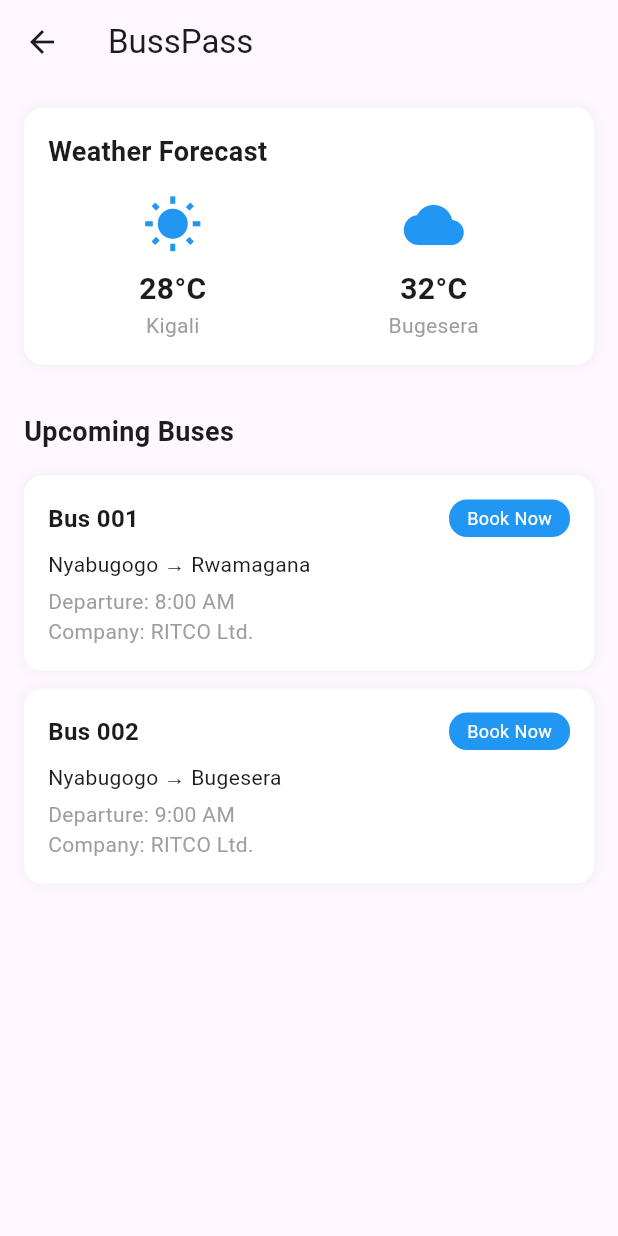
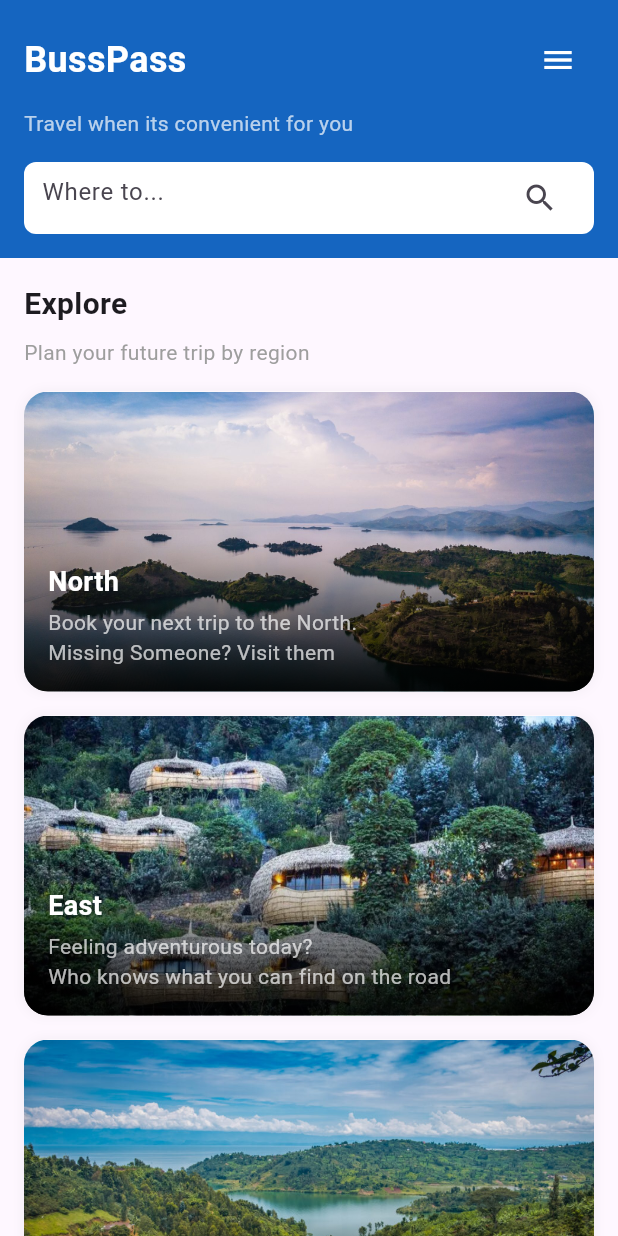
Before and after one commit to M-Pascal/BussPass_MobileApp_PLD_16, a Flutter app: the HomeScreen screen opened directly, on a phone screen of 412 x 824 dp. Run offline on Flutter 3.47's test engine with Material 3 defaults, Android fonts, the phone set to English and light mode, and no system bars; network calls fail.

Commit message:
last touches

```diff
--- a/busspass_app/lib/pages/home_screen.dart
+++ b/busspass_app/lib/pages/home_screen.dart
@@ -6,120 +6,117 @@ class HomeScreen extends StatelessWidget {
   @override
   Widget build(BuildContext context) {
     return Scaffold(
-      appBar: AppBar(
-        title: const Text('BussPass'),
-        elevation: 0,
-      ),
-      body: SingleChildScrollView(
+      body: SafeArea(
         child: Column(
-          crossAxisAlignment: CrossAxisAlignment.start,
           children: [
-            // Weather Section
+            // App Bar with Search
             Container(
               padding: const EdgeInsets.all(16),
-              margin: const EdgeInsets.all(16),
-              decoration: BoxDecoration(
-                color: Colors.white,
-                borderRadius: BorderRadius.circular(12),
-                boxShadow: [
-                  BoxShadow(
-                    color: Colors.grey.withOpacity(0.1),
-                    spreadRadius: 1,
-                    blurRadius: 5,
+              color: const Color(0xFF1565C0), // BussPass blue color
+              child: Column(
+                crossAxisAlignment: CrossAxisAlignment.start,
+                children: [
+                Row(
+                mainAxisAlignment: MainAxisAlignment.spaceBetween,
+                children: [
+                  const Text(
+                    'BussPass',
+                    style: TextStyle(
+                      color: Colors.white,
+                      fontSize: 24,
+                      fontWeight: FontWeight.bold,
+                    ),
+                  ),
+                  IconButton(
+                    icon: const Icon(Icons.menu, color: Colors.white),
+                    onPressed: () {},
                   ),
                 ],
               ),
-              child: Column(
-                crossAxisAlignment: CrossAxisAlignment.start,
-                children: [
-                  const Text(
-                    'Weather Forecast',
-                    style: TextStyle(
-                      fontSize: 18,
-                      fontWeight: FontWeight.bold,
-                    ),
-                  ),
-                  const SizedBox(height: 16),
-                  Row(
-                    mainAxisAlignment: MainAxisAlignment.spaceAround,
-                    children: [
-                      _buildWeatherItem('Kigali', '28°C', Icons.wb_sunny),
-                      _buildWeatherItem('Bugesera', '32°C', Icons.cloud),
-                    ],
-                  ),
-                ],
+              const SizedBox(height: 8),
+              const Text(
+                'Travel when its convenient for you',
+              style: TextStyle(
+              color: Colors.white70,
+                fontSize: 14,
               ),
             ),
-
-            // Upcoming Buses Section
-            Padding(
-              padding: const EdgeInsets.all(16),
-              child: Column(
-                crossAxisAlignment: CrossAxisAlignment.start,
-                children: [
-                  const Text(
-                    'Upcoming Buses',
-                    style: TextStyle(
-                      fontSize: 18,
-                      fontWeight: FontWeight.bold,
-                    ),
-                  ),
-                  const SizedBox(height: 16),
-                  _buildBusCard(
-                    'Bus 001',
-                    'Nyabugogo → Rwamagana',
-                    '8:00 AM',
-                    'RITCO Ltd.',
-                  ),
-                  const SizedBox(height: 12),
-                  _buildBusCard(
-                    'Bus 002',
-                    'Nyabugogo → Bugesera',
-                    '9:00 AM',
-                    'RITCO Ltd.',
-                  ),
-                ],
+            const SizedBox(height: 16),
+            Container(
+              padding: const EdgeInsets.symmetric(horizontal: 12),
+              decoration: BoxDecoration(
+                color: Colors.white,
+                borderRadius: BorderRadius.circular(8),
+              ),
+              child: const TextField(
+                decoration: InputDecoration(
+                  hintText: 'Where to...',
+                  border: InputBorder.none,
+                  suffixIcon: Icon(Icons.search),
+                ),
               ),
             ),
           ],
         ),
       ),
+
+      // Explore Section
+      Expanded(
+        child: SingleChildScrollView(
+          child: Padding(
+            padding: const EdgeInsets.all(16),
+            child: Column(
+              crossAxisAlignment: CrossAxisAlignment.start,
+              children: [
+                const Text(
+                  'Explore',
+                  style: TextStyle(
+                    fontSize: 20,
+                    fontWeight: FontWeight.bold,
+                  ),
+                ),
+                const SizedBox(height: 8),
+                const Text(
+                  'Plan your future trip by region',
+                  style: TextStyle(
+                    color: Colors.grey,
+                    fontSize: 14,
+                  ),
+                ),
+                const SizedBox(height: 16),
+                _buildExploreCard(
+                  'North',
+                  'Book your next trip to the North.\nMissing Someone? Visit them',
+                  'assets/North.jpg',
+                ),
+                const SizedBox(height: 16),
+                _buildExploreCard(
+                  'East',
+                  'Feeling adventurous today?\nWho knows what you can find on the road',
+                  'assets/South.webp',
+                ),
+                const SizedBox(height: 16),
+                _buildExploreCard(
+                  'West',
+                  'Explore the western region',
+                  'assets/West.jpeg',
+                ),
+              ],
+            ),
+          ),
+        ),
+      ),
+      ],
+    ),
+    ),
     );
   }
 
-  Widget _buildWeatherItem(String location, String temp, IconData icon) {
-    return Column(
-      children: [
-        Icon(icon, size: 40, color: Colors.blue),
-        const SizedBox(height: 8),
-        Text(
-          temp,
-          style: const TextStyle(
-            fontSize: 20,
-            fontWeight: FontWeight.bold,
-          ),
-        ),
-        Text(
-          location,
-          style: const TextStyle(
-            color: Colors.grey,
-          ),
-        ),
-      ],
-    );
-  }
-
-  Widget _buildBusCard(
-      String busNumber,
-      String route,
-      String time,
-      String company,
-      ) {
+  Widget _buildExploreCard(String title, String description, String imagePath) {
     return Container(
-      padding: const EdgeInsets.all(16),
       decoration: BoxDecoration(
+        borderRadius: BorderRadius.circular(16),
         color: Colors.white,
-        borderRadius: BorderRadius.circular(12),
         boxShadow: [
           BoxShadow(
             color: Colors.grey.withOpacity(0.1),
@@ -128,50 +125,55 @@ class HomeScreen extends StatelessWidget {
           ),
         ],
       ),
-      child: Column(
-        crossAxisAlignment: CrossAxisAlignment.start,
-        children: [
-          Row(
-            mainAxisAlignment: MainAxisAlignment.spaceBetween,
-            children: [
-              Text(
-                busNumber,
-                style: const TextStyle(
-                  fontWeight: FontWeight.bold,
-                  fontSize: 16,
+      child: ClipRRect(
+        borderRadius: BorderRadius.circular(16),
+        child: Stack(
+          children: [
+            // Image(image: AssetImage('assets/North.jpg'))
+            Image.asset(
+              imagePath,
+              height: 200,
+              width: double.infinity,
+              fit: BoxFit.cover,
+            ),
+            Positioned(
+              bottom: 0,
+              left: 0,
+              right: 0,
+              child: Container(
+                padding: const EdgeInsets.all(16),
+                decoration: const BoxDecoration(
+                  gradient: LinearGradient(
+                    begin: Alignment.bottomCenter,
+                    end: Alignment.topCenter,
+                    colors: [Colors.black87, Colors.transparent],
+                  ),
+                ),
+                child: Column(
+                  crossAxisAlignment: CrossAxisAlignment.start,
+                  children: [
+                    Text(
+                      title,
+                      style: const TextStyle(
+                        color: Colors.white,
+                        fontSize: 18,
+                        fontWeight: FontWeight.bold,
+                      ),
+                    ),
+                    const SizedBox(height: 4),
+                    Text(
+                      description,
+                      style: const TextStyle(
+                        color: Colors.white70,
+                        fontSize: 14,
+                      ),
+                    ),
+                  ],
                 ),
               ),
-              Container(
-                padding: const EdgeInsets.symmetric(
-                  horizontal: 12,
-                  vertical: 4,
-                ),
-                decoration: BoxDecoration(
-                  color: Colors.blue,
-                  borderRadius: BorderRadius.circular(12),
-                ),
-                child: const Text(
-                  'Book Now',
-                  style: TextStyle(
-                    color: Colors.white,
-                    fontSize: 12,
-                  ),
-                ),
-              ),
-            ],
-          ),
-          const SizedBox(height: 8),
-          Text(route),
-          const SizedBox(height: 4),
-          Text(
-            'Departure: $time',
-            style: const TextStyle(color: Colors.grey),
-          ),
-          Text(
-            'Company: $company',
-            style: const TextStyle(color: Colors.grey),
-          ),
-        ],
+            ),
+          ],
+        ),
       ),
     );
   }
--- a/busspass_app/lib/pages/login_page.dart
+++ b/busspass_app/lib/pages/login_page.dart
@@ -1,5 +1,4 @@
 import 'package:busspass_app/main.dart';
-import 'package:busspass_app/pages/home_screen.dart';
 import 'package:flutter/material.dart';
 
 class LoginPage extends StatefulWidget {
--- a/busspass_app/lib/pages/profile_screen.dart
+++ b/busspass_app/lib/pages/profile_screen.dart
@@ -35,7 +35,7 @@ class _ProfilePageState extends State<ProfilePage> {
       appBar: PreferredSize(
         preferredSize: const Size(390, 99),
         child: AppBar(
-          backgroundColor: Colors.blue,
+          backgroundColor: Colors.blue[900],
           title: const Column(
             crossAxisAlignment: CrossAxisAlignment.start,
             children: [
@@ -78,7 +78,7 @@ class _ProfilePageState extends State<ProfilePage> {
           child: Column(
             crossAxisAlignment: CrossAxisAlignment.start,
             children: [
-              const SizedBox(height: 127),
+              const SizedBox(height: 27),
 
               // Profile Picture Section
               Center(
--- a/busspass_app/pubspec.yaml
+++ b/busspass_app/pubspec.yaml
@@ -61,6 +61,10 @@ flutter:
   # To add assets to your application, add an assets section, like this:
   assets:
     - assets/bus_image.png
+    - assets/QR code.jpg
+    - assets/North.jpg
+    - assets/South.webp
+    - assets/West.jpeg
   #   - images/a_dot_ham.jpeg
 
   # An image asset can refer to one or more resolution-specific "variants", see
```
Also changed, not shown: busspass_app/lib/pages/booking.dart (+89 -3 lines), busspass_app/lib/pages/menu_screen.dart (+13 -54 lines), busspass_app/lib/pages/tickets_screen.dart (+13 -9 lines), busspass_app/assets/North.jpg (added), busspass_app/assets/QR code.jpg (added), busspass_app/assets/South.webp (added), busspass_app/assets/West.jpeg (added).
